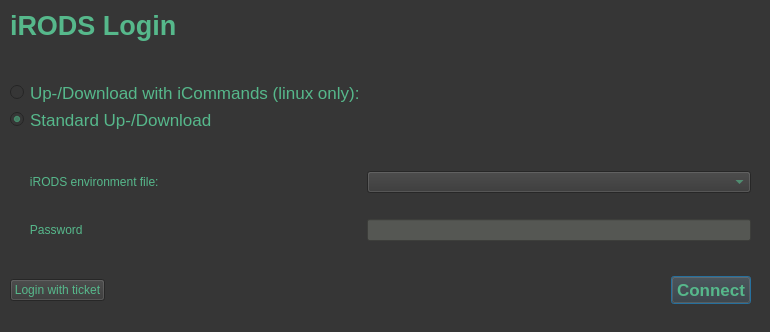
iBridges-for-iRODS/iBridges-GUI, file gui/ui_files/irodsLogin.ui: the form before one commit.
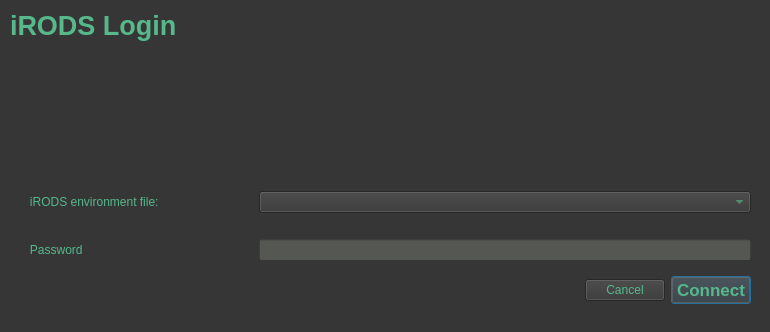
The form after the commit.

Diff of the .ui file:
```diff
--- a/gui/ui_files/irodsLogin.ui
+++ b/gui/ui_files/irodsLogin.ui
@@ -60,12 +60,30 @@
     </rect>
    </property>
    <layout class="QGridLayout" name="gridLayout">
+    <item row="2" column="1" colspan="2">
+     <widget class="QComboBox" name="envbox"/>
+    </item>
+    <item row="4" column="2">
+     <widget class="QLabel" name="envError">
+      <property name="maximumSize">
+       <size>
+        <width>16777215</width>
+        <height>16777215</height>
+       </size>
+      </property>
+      <property name="styleSheet">
+       <string notr="true"/>
+      </property>
+      <property name="text">
+       <string/>
+      </property>
+     </widget>
+    </item>
     <item row="0" column="0">
      <widget class="QLabel" name="labelTitle">
       <property name="font">
        <font>
         <pointsize>20</pointsize>
-        <weight>75</weight>
         <bold>true</bold>
        </font>
       </property>
@@ -74,48 +92,33 @@
       </property>
      </widget>
     </item>
+    <item row="5" column="1" colspan="2">
+     <widget class="QLineEdit" name="passwordField">
+      <property name="styleSheet">
+       <string notr="true">background-color: rgb(85, 87, 83);</string>
+      </property>
+      <property name="text">
+       <string/>
+      </property>
+      <property name="clearButtonEnabled">
+       <bool>true</bool>
+      </property>
+     </widget>
+    </item>
+    <item row="5" column="0">
+     <widget class="QLabel" name="passwordLabel">
+      <property name="text">
+       <string>      Password</string>
+      </property>
+     </widget>
+    </item>
     <item row="2" column="0">
-     <widget class="QRadioButton" name="selectIcommandsButton">
-      <property name="font">
-       <font>
-        <pointsize>13</pointsize>
-       </font>
-      </property>
-      <property name="cursor">
-       <cursorShape>PointingHandCursor</cursorShape>
-      </property>
-      <property name="styleSheet">
-       <string notr="true"/>
-      </property>
-      <property name="text">
-       <string>Up-/Download with iCommands (linux only):</string>
-      </property>
-     </widget>
-    </item>
-    <item row="10" column="2">
-     <widget class="QLabel" name="passError">
-      <property name="styleSheet">
-       <string notr="true"/>
-      </property>
-      <property name="text">
-       <string/>
-      </property>
-     </widget>
-    </item>
-    <item row="6" column="0">
      <widget class="QLabel" name="envFileLable">
       <property name="text">
        <string>      iRODS environment file:</string>
       </property>
      </widget>
     </item>
-    <item row="9" column="0">
-     <widget class="QLabel" name="passwordLabel">
-      <property name="text">
-       <string>      Password</string>
-      </property>
-     </widget>
-    </item>
     <item row="1" column="0">
      <spacer name="verticalSpacer">
       <property name="orientation">
@@ -129,85 +132,6 @@
       </property>
      </spacer>
     </item>
-    <item row="8" column="2">
-     <widget class="QLabel" name="envError">
-      <property name="maximumSize">
-       <size>
-        <width>16777215</width>
-        <height>16777215</height>
-       </size>
-      </property>
-      <property name="styleSheet">
-       <string notr="true"/>
-      </property>
-      <property name="text">
-       <string/>
-      </property>
-     </widget>
-    </item>
-    <item row="4" column="0">
-     <widget class="QRadioButton" name="standardButton">
-      <property name="font">
-       <font>
-        <pointsize>13</pointsize>
-       </font>
-      </property>
-      <property name="cursor">
-       <cursorShape>PointingHandCursor</cursorShape>
-      </property>
-      <property name="styleSheet">
-       <string notr="true"/>
-      </property>
-      <property name="text">
-       <string>Standard Up-/Download</string>
-      </property>
-      <property name="checked">
-       <bool>true</bool>
-      </property>
-     </widget>
-    </item>
-    <item row="2" column="2">
-     <widget class="QLabel" name="icommandsError">
-      <property name="styleSheet">
-       <string notr="true"/>
-      </property>
-      <property name="text">
-       <string/>
-      </property>
-     </widget>
-    </item>
-    <item row="5" column="0">
-     <spacer name="verticalSpacer_2">
-      <property name="orientation">
-       <enum>Qt::Vertical</enum>
-      </property>
-      <property name="sizeType">
-       <enum>QSizePolicy::Maximum</enum>
-      </property>
-      <property name="sizeHint" stdset="0">
-       <size>
-        <width>20</width>
-        <height>40</height>
-       </size>
-      </property>
-     </spacer>
-    </item>
-    <item row="6" column="1" colspan="2">
-     <widget class="QComboBox" name="envbox"/>
-    </item>
-    <item row="9" column="1" colspan="2">
-     <widget class="QLineEdit" name="passwordField">
-      <property name="styleSheet">
-       <string notr="true">background-color: rgb(85, 87, 83);</string>
-      </property>
-      <property name="text">
-       <string/>
-      </property>
-      <property name="clearButtonEnabled">
-       <bool>true</bool>
-      </property>
-     </widget>
-    </item>
    </layout>
   </widget>
   <widget class="QWidget" name="horizontalLayoutWidget">
@@ -220,13 +144,6 @@
     </rect>
    </property>
    <layout class="QHBoxLayout" name="horizontalLayout">
-    <item>
-     <widget class="QPushButton" name="ticketButton">
-      <property name="text">
-       <string>Login with ticket</string>
-      </property>
-     </widget>
-    </item>
     <item>
      <spacer name="horizontalSpacer">
       <property name="orientation">
@@ -240,6 +157,23 @@
       </property>
      </spacer>
     </item>
+    <item>
+     <widget class="QLabel" name="passError">
+      <property name="styleSheet">
+       <string notr="true"/>
+      </property>
+      <property name="text">
+       <string/>
+      </property>
+     </widget>
+    </item>
+    <item>
+     <widget class="QPushButton" name="cancelButton">
+      <property name="text">
+       <string>Cancel</string>
+      </property>
+     </widget>
+    </item>
     <item>
      <widget class="QPushButton" name="connectButton">
       <property name="font">
```
Left out of the diff: 1 changed line with no effect on the pictures.
